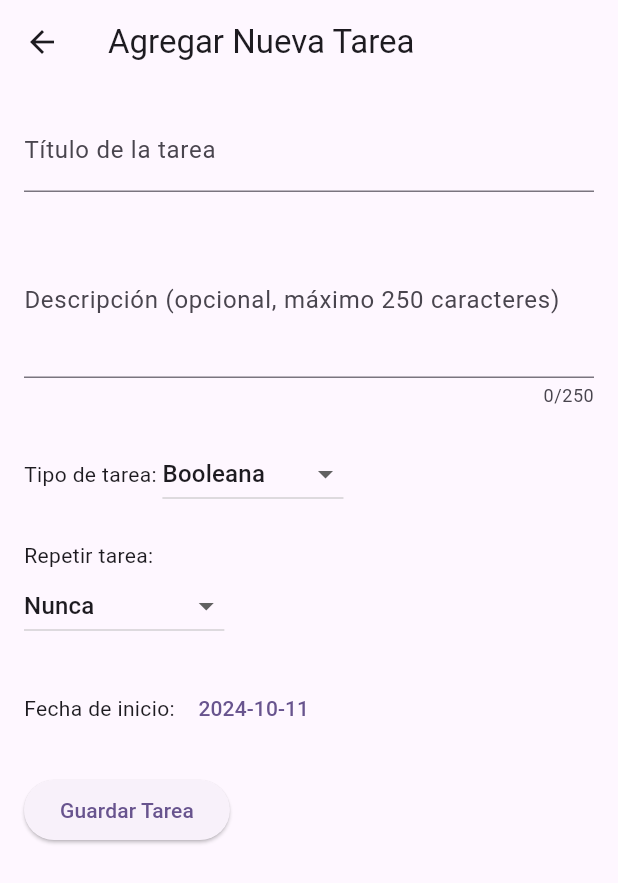
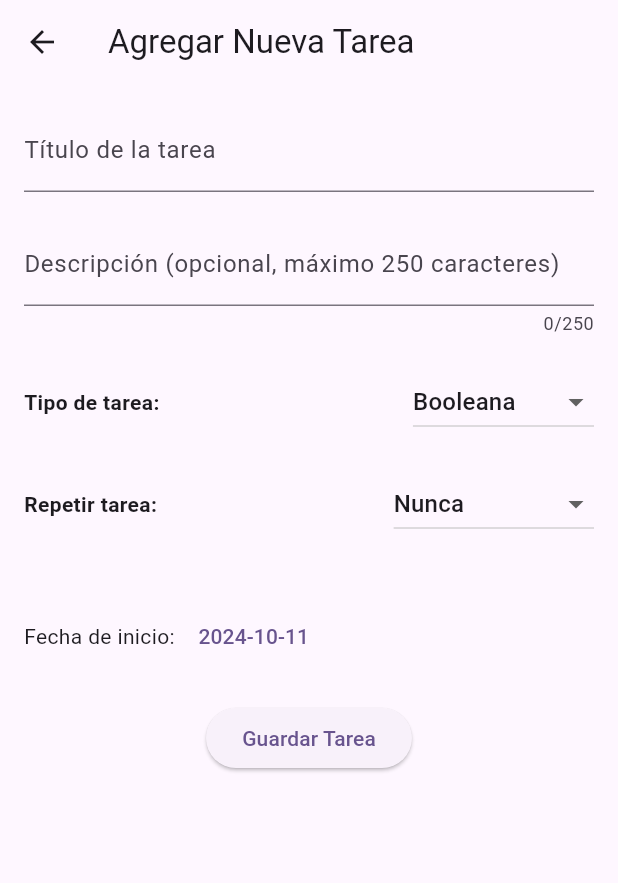
Before and after one commit to DorianoOjeda/project_movil_1, a Flutter app: the HomePage screen opened by its route, tab 2 chosen, after a tap on the "add" icon, on a phone screen of 412 x 824 dp. Shown: the top 883 px of the screen. Run offline on Flutter 3.47's test engine with Material 3 defaults, Android fonts, the phone set to English and light mode, and no system bars; our stand-ins replace form_field_validator, table_calendar.

Commit message:
tareas creation flow improved and button added

```diff
--- a/lib/ui/pages/home.dart
+++ b/lib/ui/pages/home.dart
@@ -1,5 +1,6 @@
 import 'package:flutter/material.dart';
 import 'tareas/tareas_list.dart';
+import 'tareas/tareas_add.dart';
 import 'package:table_calendar/table_calendar.dart';
 
 class HomePage extends StatefulWidget {
@@ -46,6 +47,30 @@ class _HomePageState extends State<HomePage> {
             TareasPage(tareas: tareas, onTareaAdd: _addTarea), // Pasar tareas
           ],
         ),
+        floatingActionButton: FloatingActionButton(
+          heroTag: 'uniqueFabTag',
+          onPressed: () async {
+            // Navegacion para agregar una nueva tarea
+            final nuevaTarea = await Navigator.push(
+              context,
+              MaterialPageRoute(
+                builder: (context) => TareasAddPage(
+                  onSave: (tarea) {
+                    _addTarea(tarea); // Agregar la tarea a la lista
+                  },
+                ),
+              ),
+            );
+
+            // Verificar si se creo una nueva tarea antes de agregarla a la lista
+            if (nuevaTarea != null) {
+              setState(() {
+                tareas.add(nuevaTarea);
+              });
+            }
+          },
+          child: const Icon(Icons.add),
+        ),
       ),
     );
   }
--- a/lib/ui/pages/tareas/tareas_add.dart
+++ b/lib/ui/pages/tareas/tareas_add.dart
@@ -1,86 +1,89 @@
 import 'package:flutter/material.dart';
 import 'package:intl/intl.dart';
 
-class AddTareaPage extends StatefulWidget {
-  const AddTareaPage({Key? key}) : super(key: key);
+class TareasAddPage extends StatefulWidget {
+  final Function(Map<String, dynamic>) onSave;
+
+  const TareasAddPage({required this.onSave, Key? key}) : super(key: key);
 
   @override
-  _AddTareaPageState createState() => _AddTareaPageState();
+  _TareasAddPageState createState() => _TareasAddPageState();
 }
 
-class _AddTareaPageState extends State<AddTareaPage> {
+class _TareasAddPageState extends State<TareasAddPage> {
   final TextEditingController _tituloController = TextEditingController();
   final TextEditingController _descripcionController = TextEditingController();
+  final TextEditingController _cantidadController =
+      TextEditingController(); // Controlador para la cantidad
   bool _esBooleana = true;
-  final TextEditingController _cantidadController = TextEditingController();
-  String _frecuenciaRepeticion = 'Nunca'; // Nueva variable para la frecuencia
-  DateTime _fechaInicio = DateTime.now(); // Fecha actual
+  String _frecuenciaRepeticion = 'Nunca';
+  DateTime _fechaInicio = DateTime.now();
 
   @override
   Widget build(BuildContext context) {
     return Scaffold(
       appBar: AppBar(
-        title: const Text("Agregar Nueva Tarea"),
+        title: const Text('Agregar Nueva Tarea'),
       ),
       body: Padding(
         padding: const EdgeInsets.all(16.0),
         child: Column(
-          crossAxisAlignment: CrossAxisAlignment.start,
           children: [
             TextField(
               controller: _tituloController,
-              decoration:
-                  const InputDecoration(labelText: 'Título de la tarea'),
+              decoration: const InputDecoration(
+                labelText: 'Título de la tarea',
+              ),
             ),
             const SizedBox(height: 20),
-
-            // Descripción de la tarea
             TextField(
               controller: _descripcionController,
               maxLength: 250,
               decoration: const InputDecoration(
-                  labelText: 'Descripción (opcional, máximo 250 caracteres)'),
-              maxLines: 3,
+                labelText: 'Descripción (opcional, máximo 250 caracteres)',
+              ),
             ),
             const SizedBox(height: 20),
 
-            // Selector de tipo de tarea
+            // Tipo de tarea
             Row(
+              mainAxisAlignment: MainAxisAlignment.spaceBetween,
               children: [
-                const Text("Tipo de tarea: "),
-                DropdownButton<bool>(
-                  value: _esBooleana,
-                  onChanged: (bool? newValue) {
+                const Text(
+                  'Tipo de tarea:',
+                  style: TextStyle(fontWeight: FontWeight.bold),
+                ),
+                DropdownButton<String>(
+                  value: _esBooleana ? 'Booleana' : 'Cuantificable',
+                  onChanged: (String? newValue) {
                     setState(() {
-                      _esBooleana = newValue!;
+                      _esBooleana = newValue == 'Booleana';
                     });
                   },
                   items: const [
-                    DropdownMenuItem(value: true, child: Text('Booleana')),
                     DropdownMenuItem(
-                        value: false, child: Text('Cuantificable')),
+                        value: 'Booleana', child: Text('Booleana')),
+                    DropdownMenuItem(
+                        value: 'Cuantificable', child: Text('Cuantificable')),
                   ],
                 ),
               ],
             ),
-
-            // Si la tarea es cuantificable
-            if (!_esBooleana)
-              TextField(
-                controller: _cantidadController,
-                keyboardType: TextInputType.number,
-                decoration:
-                    const InputDecoration(labelText: 'Cantidad a realizar'),
-              ),
             const SizedBox(height: 20),
 
-            // Selector de frecuencia de repetición
-            const Text("Repetir tarea: "),
+            // Repeticion de la tarea
+            Row(
+              mainAxisAlignment: MainAxisAlignment.spaceBetween,
+              children: [
+                const Text(
+                  'Repetir tarea:',
+                  style: TextStyle(fontWeight: FontWeight.bold),
+                ),
                 DropdownButton<String>(
                   value: _frecuenciaRepeticion,
                   onChanged: (String? newValue) {
                     setState(() {
-                  _frecuenciaRepeticion = newValue!;
+                      _frecuenciaRepeticion = newValue ?? 'Nunca';
                     });
                   },
                   items: const [
@@ -92,6 +95,19 @@ class _AddTareaPageState extends State<AddTareaPage> {
                     DropdownMenuItem(
                         value: 'Mensualmente', child: Text('Mensualmente')),
                   ],
+                ),
+              ],
+            ),
+            const SizedBox(height: 20),
+
+            // Campo para la cantidad
+            if (!_esBooleana)
+              TextField(
+                controller: _cantidadController,
+                keyboardType: TextInputType.number,
+                decoration: const InputDecoration(
+                  labelText: 'Cantidad (requerida para tareas cuantificables)',
+                ),
               ),
             const SizedBox(height: 20),
 
@@ -119,12 +135,18 @@ class _AddTareaPageState extends State<AddTareaPage> {
                   'tipo': _esBooleana ? 'booleano' : 'cuantificable',
                   'cantidad': _esBooleana
                       ? null
-                      : int.tryParse(_cantidadController.text) ?? 1,
+                      : int.tryParse(_cantidadController.text) ??
+                          1, // Cantidad minima 1 para cuantificable
+                  'cantidadProgreso': _esBooleana
+                      ? null
+                      : 0, // Progreso inicial en 0 para cuantificables
                   'frecuencia': _frecuenciaRepeticion,
                   'fechaInicio': DateFormat('yyyy-MM-dd').format(_fechaInicio),
+                  'completada': false,
                 };
 
-                Navigator.pop(context, nuevaTarea);
+                widget.onSave(nuevaTarea);
+                Navigator.pop(context);
               },
               child: const Text("Guardar Tarea"),
             ),
```
Also changed, not shown: lib/ui/pages/tareas/tareas_list.dart (+120 -88 lines). Lines whose indentation alone changed are shown as unchanged.
